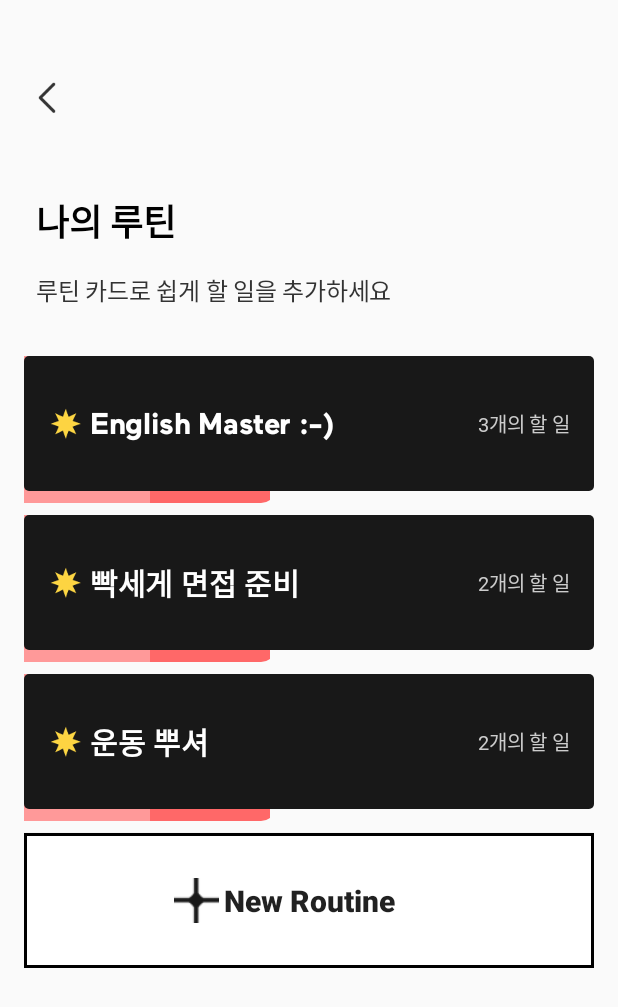
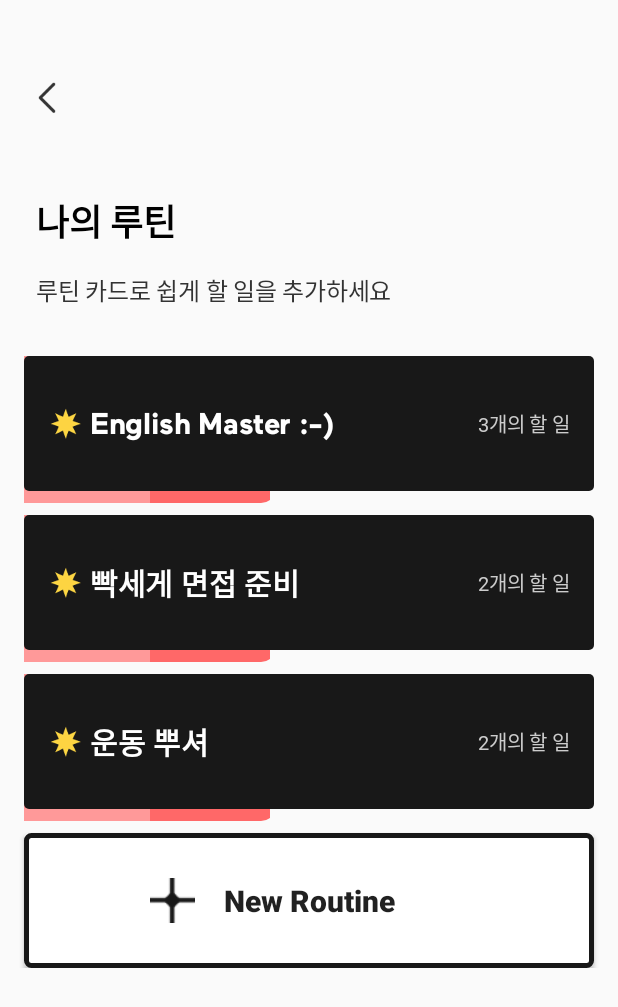
Before and after one commit to cindia3704/Dior_Android, an Android app: the AddRoutineActivity screen opened directly, with no data from a screen before it, on a phone screen of 412 x 824 dp. Shown: the top 1007 px of the screen. Run offline under Robolectric (Android 15) with nearby library versions, the phone set to English and light mode, and no system bars; libraries missing offline, so code that uses them is left out: com.chauthai.swipereveallayout; plain views replace SwipeRevealLayout.

Commit message:
#28 루틴 목록 디자인 적용

```diff
--- a/WeekFlex/app/src/main/java/com/example/weekflex/Activity/RoutineFinalCheckActivity.kt
+++ b/WeekFlex/app/src/main/java/com/example/weekflex/Activity/RoutineFinalCheckActivity.kt
@@ -41,9 +41,7 @@
         saveRoutineBtn = findViewById(R.id.saveRoutine_routineFinalCheck)
         goBackBtn = findViewById(R.id.back_routineFinalCheck)
         routineSelected = intent.getSerializableExtra("routine") as Routine
-        if (routineSelected!=null) {
-            routineNameView.text = routineSelected.routineTitle
-        }
+        routineNameView.text = routineSelected.routineTitle
     }
     private fun setListener(){
         goBackBtn.setOnClickListener {
--- /dev/null
+++ b/WeekFlex/app/src/main/res/drawable-xxhdpi/black_border_add_routine_btn_background.xml
@@ -0,0 +1,7 @@
+<?xml version="1.0" encoding="utf-8"?>
+<shape xmlns:android="http://schemas.android.com/apk/res/android">
+    <solid android:color="@color/white"/>
+    <corners android:radius="3dp" />
+    <stroke android:width="3dp"
+        android:color="@color/colorAccent"/>
+</shape>
--- a/WeekFlex/app/src/main/res/layout/activity_add_routine.xml
+++ b/WeekFlex/app/src/main/res/layout/activity_add_routine.xml
@@ -53,12 +53,11 @@
             android:id="@+id/relative_addroutine"
             android:layout_width="match_parent"
             android:layout_height="wrap_content"
-            android:layout_marginLeft="16dp"
-            android:layout_marginRight="16dp"
             >
-
             <androidx.recyclerview.widget.RecyclerView
                 android:id="@+id/recyclerview_addRoutine"
+                android:layout_marginLeft="16dp"
+                android:layout_marginRight="16dp"
                 android:orientation="vertical"
                 app:layoutManager="androidx.recyclerview.widget.LinearLayoutManager"
                 android:nestedScrollingEnabled="false"
@@ -68,6 +67,8 @@
                 app:layout_constraintLeft_toLeftOf="parent"
                 app:layout_constraintRight_toRightOf="parent"/>
             <Button
+                android:layout_marginLeft="16dp"
+                android:layout_marginRight="16dp"
                 android:id="@+id/makeRoutine_addRoutine"
                 android:layout_width="match_parent"
                 android:layout_height="90dp"
@@ -75,7 +76,7 @@
                 android:textSize="20sp"
                 android:textAllCaps="false"
                 android:textStyle="bold"
-                android:background="@drawable/routine_list_rectangle"
+                android:background="@drawable/black_border_add_routine_btn_background"
                 app:layout_constraintLeft_toLeftOf="parent"
                 app:layout_constraintRight_toRightOf="parent"
                 android:layout_below="@+id/recyclerview_addRoutine"
--- a/WeekFlex/app/src/main/res/layout/routine_item_content.xml
+++ b/WeekFlex/app/src/main/res/layout/routine_item_content.xml
@@ -2,8 +2,7 @@
 <com.chauthai.swipereveallayout.SwipeRevealLayout
     xmlns:android="http://schemas.android.com/apk/res/android"
     xmlns:app="http://schemas.android.com/apk/res-auto"
-    xmlns:tools="http://schemas.android.com/tools"
-    android:id="@+id/todo_routine_home_view_layout"
+    android:id="@+id/routine_item_view_layout"
     android:layout_width="match_parent"
     android:layout_height="wrap_content"
     android:layout_weight="1"
@@ -61,8 +60,10 @@
 
     </FrameLayout>
 
-<androidx.constraintlayout.widget.ConstraintLayout xmlns:android="http://schemas.android.com/apk/res/android"
+<androidx.constraintlayout.widget.ConstraintLayout
     android:layout_width="match_parent"
+    app:layout_constraintStart_toStartOf="parent"
+    app:layout_constraintTop_toTopOf="parent"
     android:layout_height="90dp"
     xmlns:app="http://schemas.android.com/apk/res-auto"
     android:layout_marginBottom="8dp"
```
